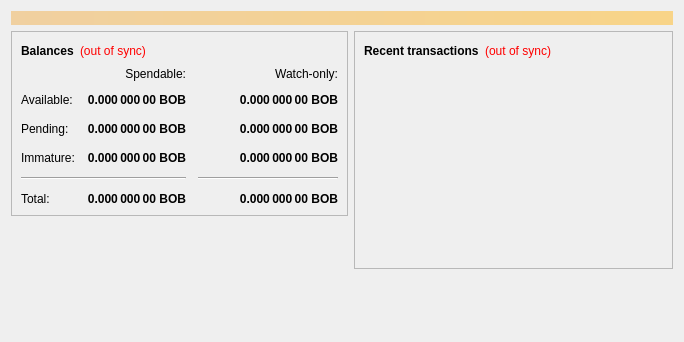
dobbscoin/dobbscoin-source, file src/qt/forms/overviewpage.ui: the form before one commit.
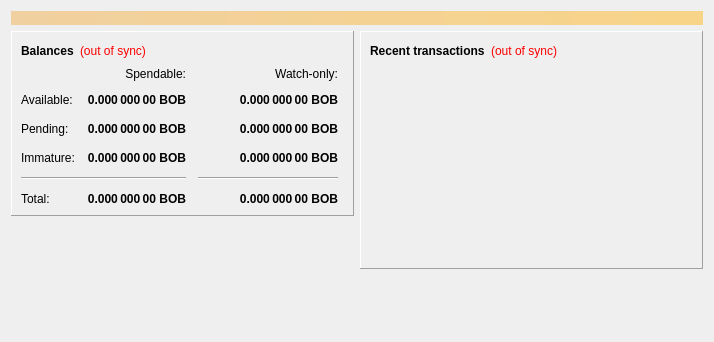
The form after the commit.

Commit message: clean up various UI bits to have proper borders

Patch:
```diff
--- a/src/qt/forms/overviewpage.ui
+++ b/src/qt/forms/overviewpage.ui
@@ -6,7 +6,7 @@
    <rect>
     <x>0</x>
     <y>0</y>
-    <width>684</width>
+    <width>714</width>
     <height>342</height>
    </rect>
   </property>
@@ -43,7 +43,7 @@
           <bool>true</bool>
          </property>
          <property name="frameShape">
-          <enum>QFrame::StyledPanel</enum>
+          <enum>QFrame::Panel</enum>
          </property>
          <property name="frameShadow">
           <enum>QFrame::Raised</enum>
@@ -418,11 +418,14 @@
           <bool>true</bool>
          </property>
          <property name="frameShape">
-          <enum>QFrame::StyledPanel</enum>
+          <enum>QFrame::Panel</enum>
          </property>
          <property name="frameShadow">
           <enum>QFrame::Raised</enum>
          </property>
+         <property name="lineWidth">
+          <number>1</number>
+         </property>
          <layout class="QVBoxLayout" name="verticalLayout">
           <item>
            <layout class="QHBoxLayout" name="horizontalLayout_2">
```
The commit also changes 3 other files.
